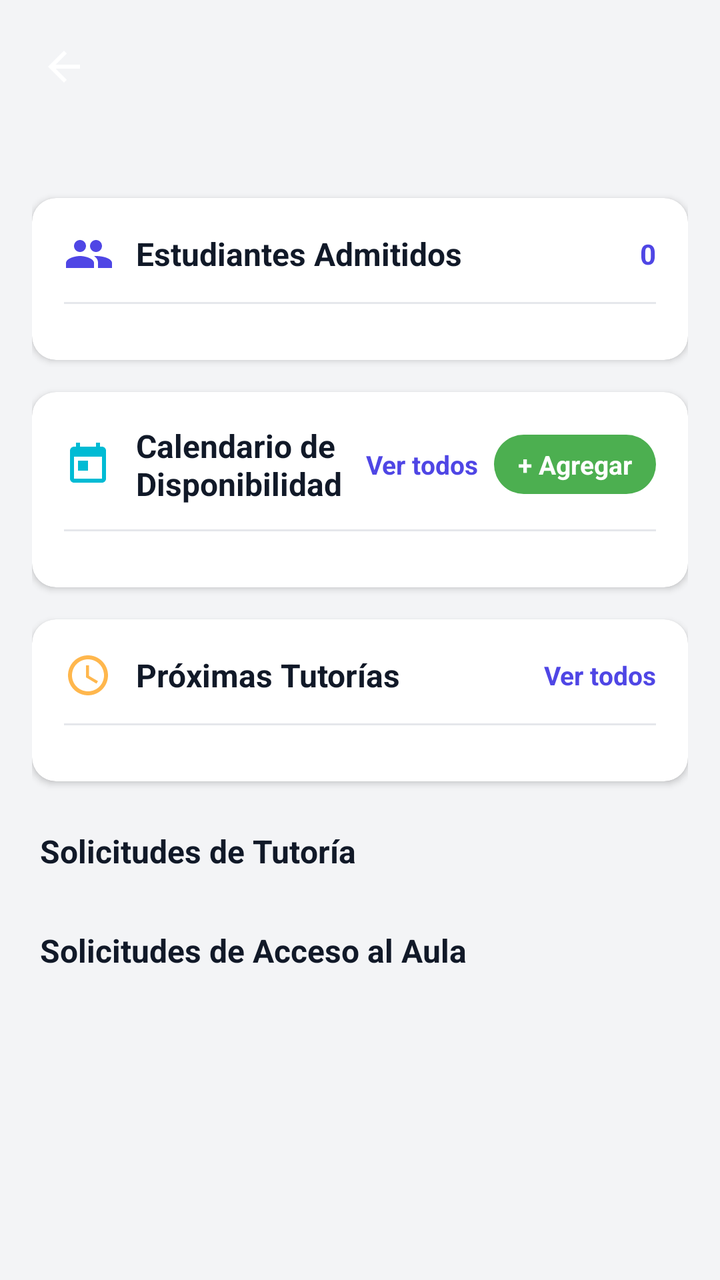
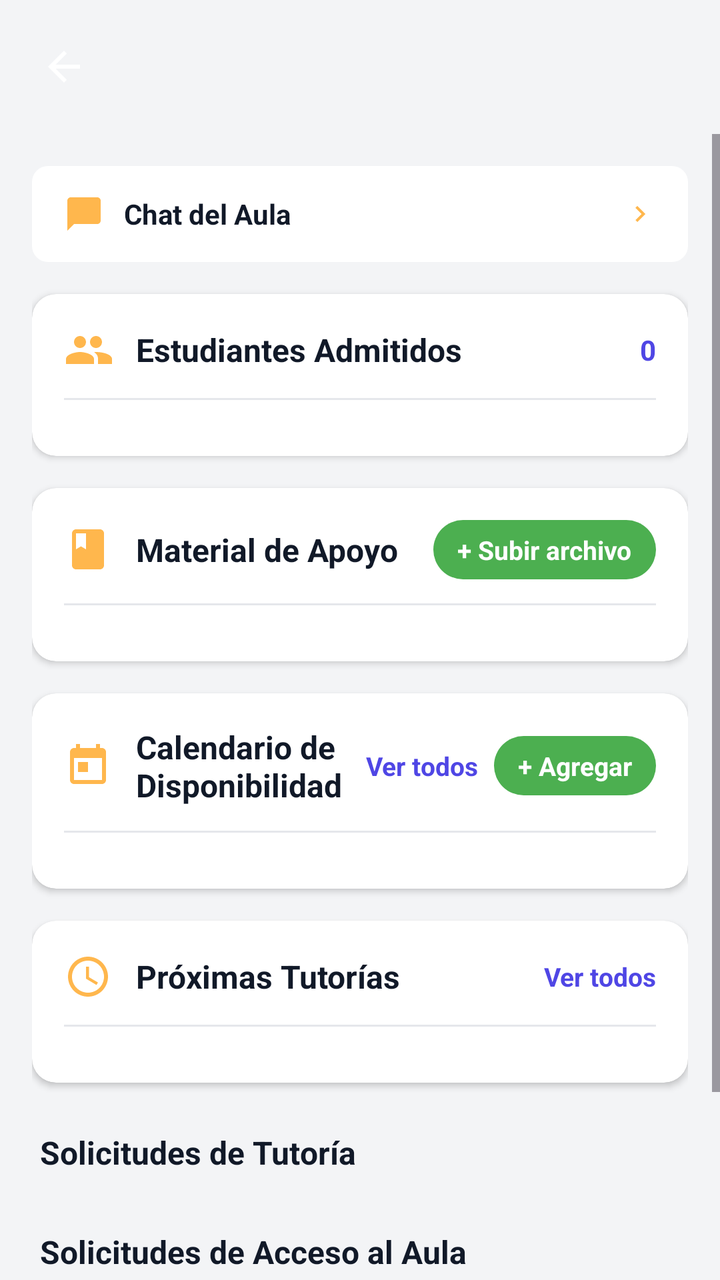

The first picture is an Android layout as it rendered before a commit; the second is the same layout after the commit. The layout source and the unified diff follow.
<!-- AndroidManifest.xml: application theme Theme.Aulasenora -->
<!-- res/layout/activity_manage_aula.xml -->
<?xml version="1.0" encoding="utf-8"?>
<androidx.coordinatorlayout.widget.CoordinatorLayout xmlns:android="http://schemas.android.com/apk/res/android"
    xmlns:app="http://schemas.android.com/apk/res-auto"
    android:id="@+id/main"
    style="@style/ActivityRoot">

    <LinearLayout
        style="@style/ActivityInner">

        <include
            android:id="@+id/includeHeader"
            layout="@layout/include_header" />

        <ScrollView
            style="@style/ActivityScrollView">

            <LinearLayout
                android:id="@+id/llContainer"
                style="@style/ActivityContainer">

                
                <androidx.cardview.widget.CardView
                    style="@style/SectionCard"
                    app:cardBackgroundColor="@color/white"
                    app:cardCornerRadius="12dp"
                    app:cardElevation="2dp">

                    <LinearLayout
                        style="@style/SectionCardContent">

                        <LinearLayout
                            style="@style/SectionCardHeader">

                            <ImageView
                                android:layout_width="24dp"
                                android:layout_height="24dp"
                                android:src="@drawable/ic_users"
                                app:tint="@color/primaryIndigo" />

                            <TextView
                                android:layout_width="0dp"
                                android:layout_height="wrap_content"
                                android:layout_marginStart="12dp"
                                android:layout_weight="1"
                                android:text="Estudiantes Admitidos"
                                android:textColor="@color/textDark"
                                android:textSize="16sp"
                                android:textStyle="bold" />

                            <TextView
                                android:id="@+id/tvAdmittedCount"
                                android:layout_width="wrap_content"
                                android:layout_height="wrap_content"
                                android:text="0"
                                android:textColor="@color/primaryIndigo"
                                android:textSize="14sp"
                                android:textStyle="bold" />
                        </LinearLayout>

                        <View
                            android:layout_width="match_parent"
                            android:layout_height="1dp"
                            android:layout_marginVertical="12dp"
                            android:background="#E5E7EB" />

                        <LinearLayout
                            android:id="@+id/llAdmittedStudents"
                            android:layout_width="match_parent"
                            android:layout_height="wrap_content"
                            android:orientation="vertical" />

                        <TextView
                            android:id="@+id/tvEmptyAdmitted"
                            android:layout_width="wrap_content"
                            android:layout_height="wrap_content"
                            android:layout_marginTop="8dp"
                            android:text="Aún no hay estudiantes admitidos"
                            android:textColor="@color/textGray"
                            android:textSize="14sp"
                            android:visibility="gone" />
                    </LinearLayout>
                </androidx.cardview.widget.CardView>

                
                <androidx.cardview.widget.CardView
                    android:id="@+id/cardCalendar"
                    style="@style/SectionCard"
                    app:cardBackgroundColor="@color/white"
                    app:cardCornerRadius="12dp"
                    app:cardElevation="2dp">

                    <LinearLayout
                        style="@style/SectionCardContent">

                        <LinearLayout
                            style="@style/SectionCardHeader">

                            <ImageView
                                android:layout_width="24dp"
                                android:layout_height="24dp"
                                android:src="@drawable/ic_calendar"
                                app:tint="@color/primaryCyan" />

                            <TextView
                                android:layout_width="0dp"
                                android:layout_height="wrap_content"
                                android:layout_marginStart="12dp"
                                android:layout_weight="1"
                                android:text="Calendario de Disponibilidad"
                                android:textColor="@color/textDark"
                                android:textSize="16sp"
                                android:textStyle="bold" />

                            <TextView
                                android:id="@+id/btnViewAllSchedule"
                                android:layout_width="wrap_content"
                                android:layout_height="wrap_content"
                                android:layout_marginEnd="8dp"
                                android:text="Ver todos"
                                android:textColor="@color/primaryIndigo"
                                android:textSize="13sp"
                                android:textStyle="bold"
                                android:clickable="true"
                                android:focusable="true" />

                            <TextView
                                android:id="@+id/btnAddSlot"
                                android:layout_width="wrap_content"
                                android:layout_height="wrap_content"
                                android:paddingHorizontal="12dp"
                                android:paddingVertical="6dp"
                                android:text="+ Agregar"
                                android:textColor="@color/white"
                                android:textSize="13sp"
                                android:textStyle="bold"
                                android:background="@drawable/bg_rounded_green"
                                android:clickable="true"
                                android:focusable="true" />
                        </LinearLayout>

                        <View
                            android:layout_width="match_parent"
                            android:layout_height="1dp"
                            android:layout_marginVertical="12dp"
                            android:background="#E5E7EB" />

                        <LinearLayout
                            android:id="@+id/llScheduleSlots"
                            android:layout_width="match_parent"
                            android:layout_height="wrap_content"
                            android:orientation="vertical" />

                        <TextView
                            android:id="@+id/tvEmptySchedule"
                            android:layout_width="wrap_content"
                            android:layout_height="wrap_content"
                            android:layout_marginTop="8dp"
                            android:text="No hay horarios registrados"
                            android:textColor="@color/textGray"
                            android:textSize="14sp"
                            android:visibility="gone" />
                    </LinearLayout>
                </androidx.cardview.widget.CardView>

                
                <androidx.cardview.widget.CardView
                    android:id="@+id/cardPendingTutoring"
                    style="@style/SectionCard"
                    app:cardBackgroundColor="@color/white"
                    app:cardCornerRadius="12dp"
                    app:cardElevation="2dp">

                    <LinearLayout
                        style="@style/SectionCardContent">

                        <LinearLayout
                            style="@style/SectionCardHeader">

                            <ImageView
                                android:layout_width="24dp"
                                android:layout_height="24dp"
                                android:src="@drawable/ic_clock"
                                app:tint="@color/primaryOrange" />

                            <TextView
                                android:layout_width="0dp"
                                android:layout_height="wrap_content"
                                android:layout_marginStart="12dp"
                                android:layout_weight="1"
                                android:text="Próximas Tutorías"
                                android:textColor="@color/textDark"
                                android:textSize="16sp"
                                android:textStyle="bold" />

                            <TextView
                                android:id="@+id/btnViewAllTutoring"
                                android:layout_width="wrap_content"
                                android:layout_height="wrap_content"
                                android:text="Ver todos"
                                android:textColor="@color/primaryIndigo"
                                android:textSize="13sp"
                                android:textStyle="bold"
                                android:clickable="true"
                                android:focusable="true" />
                        </LinearLayout>

                        <View
                            android:layout_width="match_parent"
                            android:layout_height="1dp"
                            android:layout_marginVertical="12dp"
                            android:background="#E5E7EB" />

                        <LinearLayout
                            android:id="@+id/llPendingTutoring"
                            android:layout_width="match_parent"
                            android:layout_height="wrap_content"
                            android:orientation="vertical" />

                        <TextView
                            android:id="@+id/tvEmptyPendingTutoring"
                            android:layout_width="wrap_content"
                            android:layout_height="wrap_content"
                            android:layout_marginTop="8dp"
                            android:text="No hay tutorías programadas próximamente"
                            android:textColor="@color/textGray"
                            android:textSize="14sp"
                            android:visibility="gone" />
                    </LinearLayout>
                </androidx.cardview.widget.CardView>

                
                <TextView
                    style="@style/SectionLabel"
                    android:text="Solicitudes de Tutoría" />

                <LinearLayout
                    android:id="@+id/llTutoringRequests"
                    android:layout_width="match_parent"
                    android:layout_height="wrap_content"
                    android:orientation="vertical"
                    android:layout_marginTop="4dp" />

                <androidx.cardview.widget.CardView
                    android:id="@+id/cvEmptyTutoringRequests"
                    android:layout_width="match_parent"
                    android:layout_height="wrap_content"
                    android:layout_marginTop="12dp"
                    android:visibility="gone"
                    app:cardBackgroundColor="@color/white"
                    app:cardCornerRadius="12dp"
                    app:cardElevation="2dp">

                    <LinearLayout
                        style="@style/EmptyStateContent">

                        <TextView
                            android:layout_width="wrap_content"
                            android:layout_height="wrap_content"
                            android:text="No hay solicitudes de tutoría pendientes"
                            android:textColor="@color/textGray"
                            android:textSize="14sp" />
                    </LinearLayout>
                </androidx.cardview.widget.CardView>

                
                <TextView
                    style="@style/SectionLabel"
                    android:text="Solicitudes de Acceso al Aula" />

                <LinearLayout
                    android:id="@+id/llAccessRequests"
                    android:layout_width="match_parent"
                    android:layout_height="wrap_content"
                    android:orientation="vertical"
                    android:layout_marginTop="4dp" />

                <androidx.cardview.widget.CardView
                    android:id="@+id/cvEmptyAccessRequests"
                    android:layout_width="match_parent"
                    android:layout_height="wrap_content"
                    android:layout_marginTop="12dp"
                    android:visibility="gone"
                    app:cardBackgroundColor="@color/white"
                    app:cardCornerRadius="12dp"
                    app:cardElevation="2dp">

                    <LinearLayout
                        style="@style/EmptyStateContent">

                        <TextView
                            android:layout_width="wrap_content"
                            android:layout_height="wrap_content"
                            android:text="No hay solicitudes de acceso pendientes"
                            android:textColor="@color/textGray"
                            android:textSize="14sp" />
                    </LinearLayout>
                </androidx.cardview.widget.CardView>

            </LinearLayout>
        </ScrollView>
    </LinearLayout>
</androidx.coordinatorlayout.widget.CoordinatorLayout>
<!-- res/layout/include_header.xml (included above) -->
<?xml version="1.0" encoding="utf-8"?>
<LinearLayout xmlns:android="http://schemas.android.com/apk/res/android"
    xmlns:app="http://schemas.android.com/apk/res-auto"
    android:id="@+id/headerBar"
    style="@style/HeaderBar">

    <ImageView
        android:id="@+id/btnBack"
        android:layout_width="24dp"
        android:layout_height="24dp"
        android:src="@drawable/ic_back"
        app:tint="@color/white" />

    <TextView
        android:id="@+id/tvTitle"
        style="@style/HeaderTitle" />
</LinearLayout>
<!-- resources referenced by this layout -->
<resources>
  <color name="primaryCyan">#00BBD4</color>
  <color name="primaryIndigo">#4F46E5</color>
  <color name="primaryOrange">#FFB74D</color>
  <color name="textDark">#111928</color>
  <color name="textGray">#6B7280</color>
  <color name="white">#FFFFFFFF</color>
  <!-- drawable bg_rounded_green (drawable) -->
  <?xml version="1.0" encoding="utf-8"?>
  <shape xmlns:android="http://schemas.android.com/apk/res/android"
      android:shape="rectangle">
      <solid android:color="#4CAF50"/>
      <corners android:radius="20dp"/>
  </shape>
  <style name="ActivityContainer">
          <item name="android:layout_width">match_parent</item>
          <item name="android:layout_height">wrap_content</item>
          <item name="android:orientation">vertical</item>
          <item name="android:padding">16dp</item>
      </style>
  <style name="ActivityInner">
          <item name="android:layout_width">match_parent</item>
          <item name="android:layout_height">match_parent</item>
          <item name="android:orientation">vertical</item>
      </style>
  <style name="ActivityRoot">
          <item name="android:layout_width">match_parent</item>
          <item name="android:layout_height">match_parent</item>
          <item name="android:background">#F3F4F6</item>
      </style>
  <style name="SectionCard">
          <item name="android:layout_width">match_parent</item>
          <item name="android:layout_height">wrap_content</item>
          <item name="android:layout_marginTop">16dp</item>
      </style>
  <style name="SectionCardContent">
          <item name="android:layout_width">match_parent</item>
          <item name="android:layout_height">wrap_content</item>
          <item name="android:orientation">vertical</item>
          <item name="android:padding">16dp</item>
      </style>
  <style name="Theme.Aulasenora" parent="Base.Theme.Aulasenora" />
  <style name="Base.Theme.Aulasenora" parent="Theme.Material3.DayNight.NoActionBar">
          
          
      </style>
  <!-- unchanged entries left out for length: 10 -->
</resources>

<!-- the commit's change to res/layout/activity_manage_aula.xml (unified diff, before → after) -->
@@ -19,6 +19,61 @@
                 style="@style/ActivityContainer">
 
                 
+                <LinearLayout
+                    android:id="@+id/llChatButton"
+                    android:layout_width="match_parent"
+                    android:layout_height="48dp"
+                    android:background="@drawable/bg_input"
+                    android:clickable="true"
+                    android:focusable="true"
+                    android:gravity="center_vertical"
+                    android:orientation="horizontal"
+                    android:paddingHorizontal="16dp"
+                    android:backgroundTint="@color/white">
+
+                    <ImageView
+                        android:layout_width="20dp"
+                        android:layout_height="20dp"
+                        android:src="@drawable/ic_chat"
+                        app:tint="@color/volunteerPrimary" />
+
+                    <TextView
+                        android:layout_width="0dp"
+                        android:layout_height="wrap_content"
+                        android:layout_marginStart="10dp"
+                        android:layout_weight="1"
+                        android:text="Chat del Aula"
+                        android:textColor="@color/textDark"
+                        android:textSize="14sp"
+                        android:textStyle="bold" />
+
+                    <FrameLayout
+                        android:layout_width="20dp"
+                        android:layout_height="20dp"
+                        android:layout_marginEnd="8dp">
+
+                        <TextView
+                            android:id="@+id/badgeChatUnread"
+                            android:layout_width="16dp"
+                            android:layout_height="16dp"
+                            android:layout_gravity="center"
+                            android:background="@drawable/bg_circle_orange"
+                            android:gravity="center"
+                            android:text="!"
+                            android:textColor="@color/white"
+                            android:textSize="8sp"
+                            android:textStyle="bold"
+                            android:visibility="gone" />
+                    </FrameLayout>
+
+                    <ImageView
+                        android:layout_width="16dp"
+                        android:layout_height="16dp"
+                        android:src="@drawable/ic_chevron_right_cyan"
+                        app:tint="@color/volunteerPrimary" />
+                </LinearLayout>
+
+                
                 <androidx.cardview.widget.CardView
                     style="@style/SectionCard"
                     app:cardBackgroundColor="@color/white"
@@ -35,7 +90,7 @@
                                 android:layout_width="24dp"
                                 android:layout_height="24dp"
                                 android:src="@drawable/ic_users"
-                                app:tint="@color/primaryIndigo" />
+                                app:tint="@color/primaryOrange" />
 
                             <TextView
                                 android:layout_width="0dp"
@@ -83,6 +138,75 @@
 
                 
                 <androidx.cardview.widget.CardView
+                    android:id="@+id/cardMaterials"
+                    style="@style/SectionCard"
+                    app:cardBackgroundColor="@color/white"
+                    app:cardCornerRadius="12dp"
+                    app:cardElevation="2dp">
+
+                    <LinearLayout
+                        style="@style/SectionCardContent">
+
+                        <LinearLayout
+                            style="@style/SectionCardHeader">
+
+                            <ImageView
+                                android:layout_width="24dp"
+                                android:layout_height="24dp"
+                                android:src="@drawable/ic_resource"
+                                app:tint="@color/volunteerPrimary" />
+
+                            <TextView
+                                android:layout_width="0dp"
+                                android:layout_height="wrap_content"
+                                android:layout_marginStart="12dp"
+                                android:layout_weight="1"
+                                android:text="Material de Apoyo"
+                                android:textColor="@color/textDark"
+                                android:textSize="16sp"
+                                android:textStyle="bold" />
+
+                            <TextView
+                                android:id="@+id/btnUploadMaterial"
+                                android:layout_width="wrap_content"
+                                android:layout_height="wrap_content"
+                                android:paddingHorizontal="12dp"
+                                android:paddingVertical="6dp"
+                                android:text="+ Subir archivo"
+                                android:textColor="@color/white"
+                                android:textSize="13sp"
+                                android:textStyle="bold"
+                                android:background="@drawable/bg_rounded_green"
+                                android:clickable="true"
+                                android:focusable="true" />
+                        </LinearLayout>
+
+                        <View
+                            android:layout_width="match_parent"
+                            android:layout_height="1dp"
+                            android:layout_marginVertical="12dp"
+                            android:background="#E5E7EB" />
+
+                        <LinearLayout
+                            android:id="@+id/llMaterials"
+                            android:layout_width="match_parent"
+                            android:layout_height="wrap_content"
+                            android:orientation="vertical" />
+
+                        <TextView
+                            android:id="@+id/tvEmptyMaterials"
+                            android:layout_width="wrap_content"
+                            android:layout_height="wrap_content"
+                            android:layout_marginTop="8dp"
+                            android:text="No has subido material de apoyo"
+                            android:textColor="@color/textGray"
+                            android:textSize="14sp"
+                            android:visibility="gone" />
+                    </LinearLayout>
+                </androidx.cardview.widget.CardView>
+
+                
+                <androidx.cardview.widget.CardView
                     android:id="@+id/cardCalendar"
                     style="@style/SectionCard"
                     app:cardBackgroundColor="@color/white"
@@ -99,7 +223,7 @@
                                 android:layout_width="24dp"
                                 android:layout_height="24dp"
                                 android:src="@drawable/ic_calendar"
-                                app:tint="@color/primaryCyan" />
+                                app:tint="@color/primaryOrange" />
 
                             <TextView
                                 android:layout_width="0dp"
<!-- resource entries referenced after the edit -->
@@ -1,11 +1,23 @@
 <!-- resources referenced by this layout -->
 <resources>
-  <color name="primaryCyan">#00BBD4</color>
   <color name="primaryIndigo">#4F46E5</color>
   <color name="primaryOrange">#FFB74D</color>
   <color name="textDark">#111928</color>
   <color name="textGray">#6B7280</color>
+  <color name="volunteerPrimary">#FFB74D</color>
   <color name="white">#FFFFFFFF</color>
+  <!-- drawable bg_circle_orange (drawable) -->
+  <?xml version="1.0" encoding="utf-8"?>
+  <shape xmlns:android="http://schemas.android.com/apk/res/android"
+      android:shape="oval">
+      <solid android:color="@color/primaryOrange"/>
+  </shape>
+  <!-- drawable bg_input (drawable) -->
+  <?xml version="1.0" encoding="utf-8"?>
+  <shape xmlns:android="http://schemas.android.com/apk/res/android">
+      <solid android:color="@color/inputBackground"/>
+      <corners android:radius="8dp"/>
+  </shape>
   <!-- drawable bg_rounded_green (drawable) -->
   <?xml version="1.0" encoding="utf-8"?>
   <shape xmlns:android="http://schemas.android.com/apk/res/android"
@@ -13,6 +25,38 @@
       <solid android:color="#4CAF50"/>
       <corners android:radius="20dp"/>
   </shape>
+  <!-- drawable ic_chat (drawable) -->
+  <?xml version="1.0" encoding="utf-8"?>
+  <vector xmlns:android="http://schemas.android.com/apk/res/android"
+      android:width="24dp"
+      android:height="24dp"
+      android:viewportWidth="24"
+      android:viewportHeight="24">
+      <path
+          android:fillColor="#FF000000"
+          android:pathData="M20,2H4c-1.1,0 -2,0.9 -2,2v18l4,-4h14c1.1,0 2,-0.9 2,-2V4c0,-1.1 -0.9,-2 -2,-2z"/>
+  </vector>
+  <!-- drawable ic_chevron_right_cyan (drawable) -->
+  <vector xmlns:android="http://schemas.android.com/apk/res/android"
+      android:width="24dp"
+      android:height="24dp"
+      android:viewportWidth="24"
+      android:viewportHeight="24">
+    <path
+        android:fillColor="#00BBD4"
+        android:pathData="M8.59,16.58L13.17,12 8.59,7.41 10,6l6,6 -6,6z"/>
+  </vector>
+  <!-- drawable ic_resource (drawable) -->
+  <?xml version="1.0" encoding="utf-8"?>
+  <vector xmlns:android="http://schemas.android.com/apk/res/android"
+      android:width="24dp"
+      android:height="24dp"
+      android:viewportWidth="24"
+      android:viewportHeight="24">
+      <path
+          android:fillColor="#00BBD4"
+          android:pathData="M18,2H6c-1.1,0 -2,0.9 -2,2v16c0,1.1 0.9,2 2,2h12c1.1,0 2,-0.9 2,-2V4c0,-1.1 -0.9,-2 -2,-2zM6,4h5v8l-2.5,-1.5L6,12V4z"/>
+  </vector>
   <style name="ActivityContainer">
           <item name="android:layout_width">match_parent</item>
           <item name="android:layout_height">wrap_content</item>
@@ -41,6 +85,7 @@
           <item name="android:padding">16dp</item>
       </style>
   <style name="Theme.Aulasenora" parent="Base.Theme.Aulasenora" />
+  <color name="inputBackground">#F3F4F6</color>
   <style name="Base.Theme.Aulasenora" parent="Theme.Material3.DayNight.NoActionBar">
           
           
